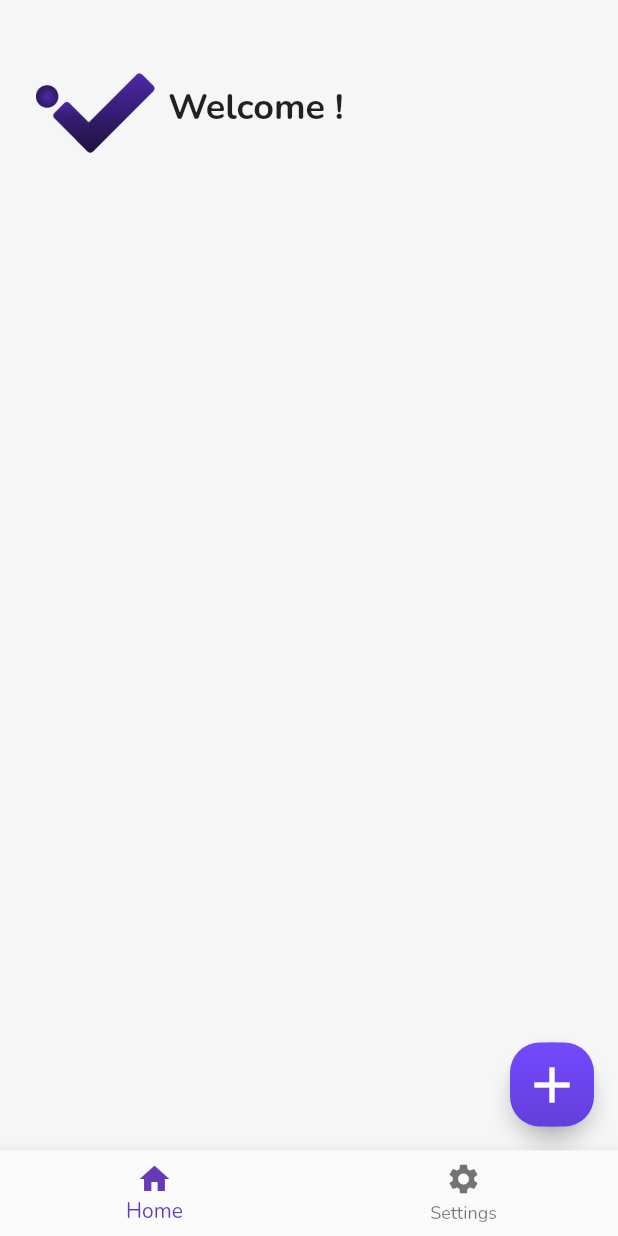
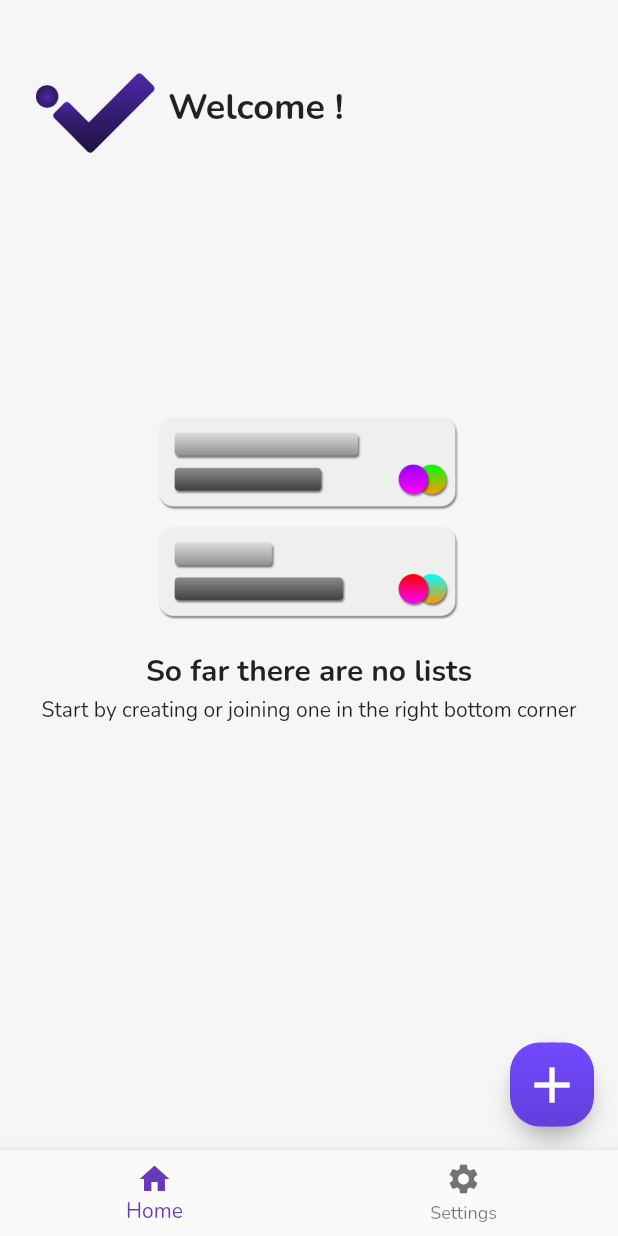
Before and after one commit to Koenigseder/lisp, a Flutter app: the screen it shows once a user with an empty profile is signed in, on a phone screen of 412 x 824 dp. Run offline on Flutter 3.47's test engine with Material 2 defaults, Android fonts, the light colour scheme and no system bars; our stand-ins replace cloud_firestore, email_validator, firebase_auth, firebase_core, google_fonts, package_info_plus; accounts and stored records are empty.

```diff
--- a/lib/screens/home.dart
+++ b/lib/screens/home.dart
@@ -318,7 +318,7 @@ class _HomePageState extends State<HomePage> {
             stream: _firestoreService.readUser(),
             builder: (context, snapshot) {
               if (snapshot.hasError) {
-                return const Text("Something went wrong!");
+                return const Text("Something went wrong! Try resetting the app... 😥");
               }
               if (!snapshot.hasData) {
                 return Container();
@@ -364,7 +364,7 @@ class _HomePageState extends State<HomePage> {
                         key: Key("${Random().nextDouble()}"),
                         builder: (context, snapshot) {
                           Widget child = Container();
-                          if (!snapshot.hasData) return child;
+                          if (snapshot.connectionState == ConnectionState.waiting) return child;
                           if ((snapshot.data ?? []).isNotEmpty) {
                             child = ScrollConfiguration(
                               behavior: NoGlowBehaviour(),
@@ -423,7 +423,7 @@ class _HomePageState extends State<HomePage> {
                                       ),
                                     ),
                                     Text(
-                                      "So far there are no tasks",
+                                      "So far there are no lists",
                                       style: TextStyle(
                                         fontWeight: FontWeight.bold,
                                         fontSize: 20.0,
@@ -431,7 +431,8 @@ class _HomePageState extends State<HomePage> {
                                       ),
                                     ),
                                     Text(
-                                      "Start by creating one in the right bottom corner",
+                                      "Start by creating or joining one in the right bottom corner",
+                                      textAlign: TextAlign.center,
                                     )
                                   ],
                                 ),
--- a/lib/screens/settings.dart
+++ b/lib/screens/settings.dart
@@ -72,7 +72,7 @@ class _SettingsPageState extends State<SettingsPage> {
             stream: _firestoreService.readUser(),
             builder: (context, snapshot) {
               if (snapshot.hasError) {
-                return const Text("Something went wrong!");
+                return const Text("Something went wrong! Try resetting the app... 😥");
               }
               if (!snapshot.hasData) {
                 return Container();
--- a/pubspec.yaml
+++ b/pubspec.yaml
@@ -15,7 +15,7 @@ publish_to: 'none' # Remove this line if you wish to publish to pub.dev
 # In iOS, build-name is used as CFBundleShortVersionString while build-number used as CFBundleVersion.
 # Read more about iOS versioning at
 # https://developer.apple.com/library/archive/documentation/General/Reference/InfoPlistKeyReference/Articles/CoreFoundationKeys.html
-version: 1.1.1+14
+version: 1.1.2+15
 
 environment:
   sdk: ">=2.17.6 <3.0.0"
```
Also changed, not shown: lib/services/firestore_service.dart (+1 -6 lines).
